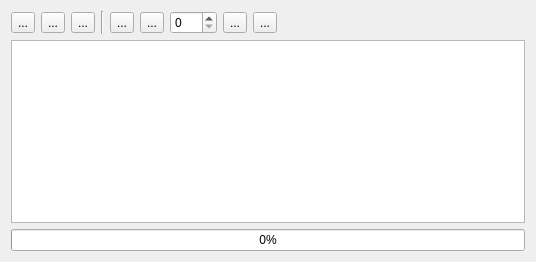
First picture: the form in ground/gcs/src/plugins/picoc/picoc.ui, repository TauLabs/TauLabs, before the edit.
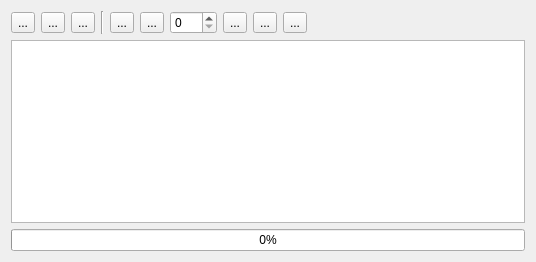
Second picture: the form after the edit. Icons and pictures are not drawn.

Commit message:
picoC: add a delete button to editor
This button allows erasing a file from UAV flash filesystem.

The edit to the form file:
```diff
--- a/ground/gcs/src/plugins/picoc/picoc.ui
+++ b/ground/gcs/src/plugins/picoc/picoc.ui
@@ -177,6 +177,26 @@
        </property>
       </widget>
      </item>
+     <item>
+      <widget class="QToolButton" name="tbEraseFromUAVROM">
+       <property name="toolTip">
+        <string>Erase from UAV ROM</string>
+       </property>
+       <property name="text">
+        <string>...</string>
+       </property>
+       <property name="icon">
+        <iconset resource="picoc.qrc">
+         <normaloff>:/picoc/images/trash.png</normaloff>:/picoc/images/trash.png</iconset>
+       </property>
+       <property name="iconSize">
+        <size>
+         <width>32</width>
+         <height>32</height>
+        </size>
+       </property>
+      </widget>
+     </item>
      <item>
       <spacer name="horizontalSpacer">
        <property name="orientation">
```
The commit also changes 4 other files.
